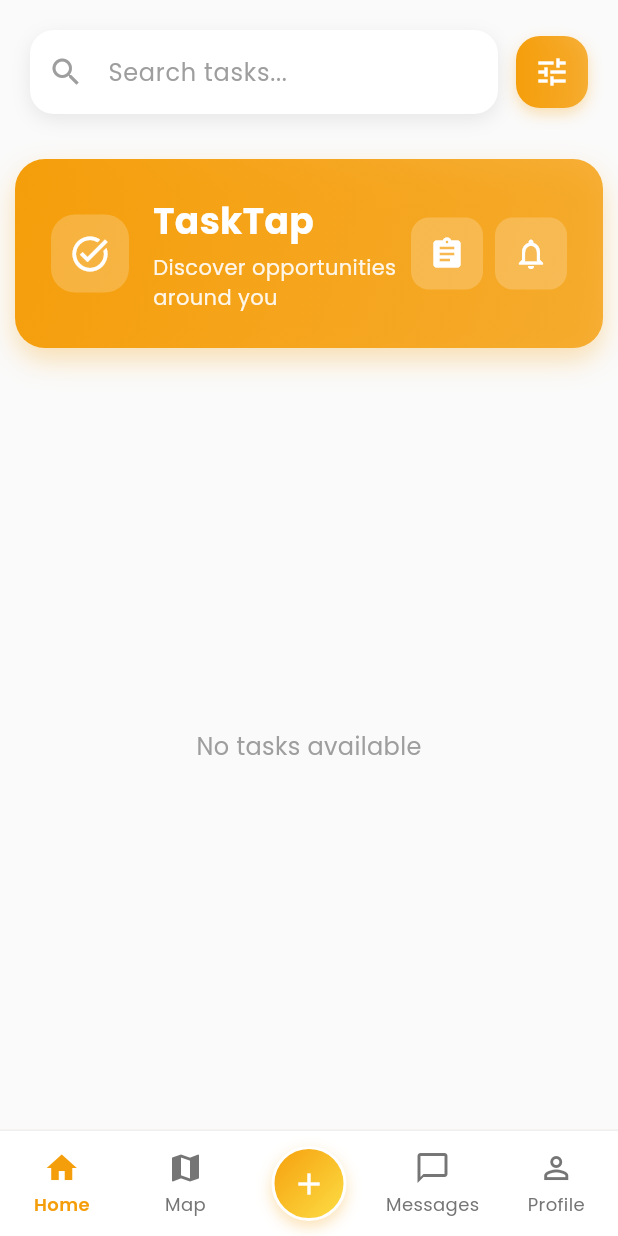
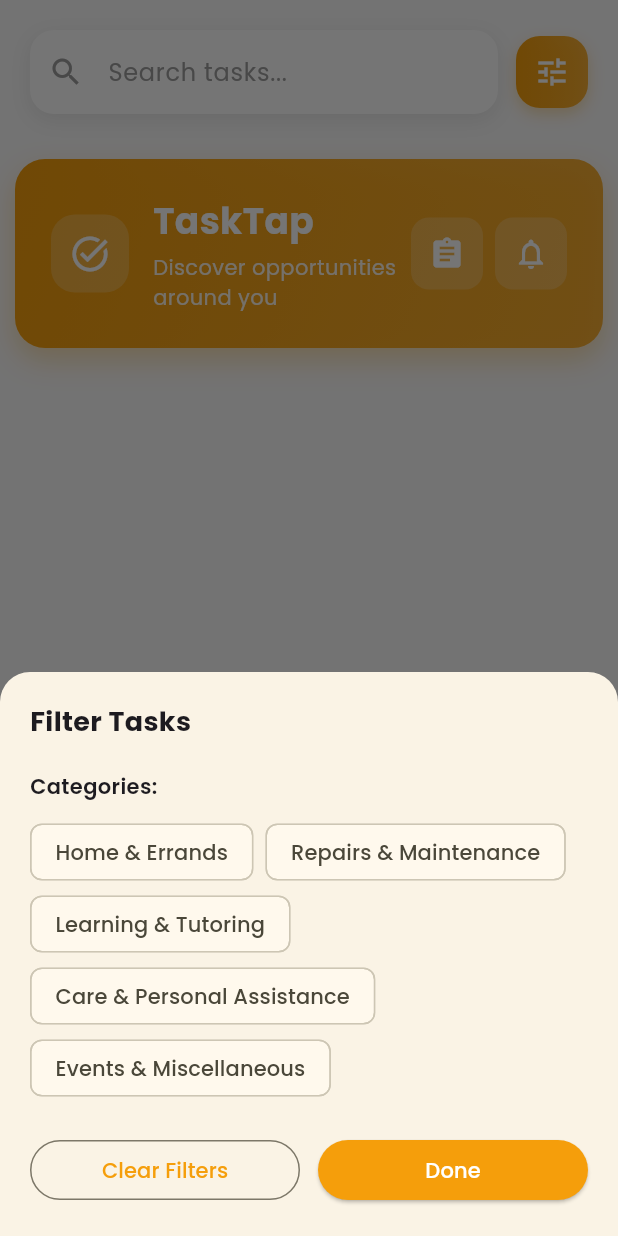
Before and after one commit to whilmarbitoco/tasktap, a Flutter app: the screen it shows once a user with an empty profile is signed in, after a tap on the "tune" icon, on a phone screen of 412 x 824 dp. Run offline on Flutter 3.47's test engine with Material 3 defaults, Android fonts, the phone set to English and light mode, and no system bars; our stand-ins replace firebase_auth, firebase_core, firebase_database, flutter_dotenv, flutter_map, geocoding and 4 more; accounts and stored records are empty; network calls fail.

```diff
--- a/lib/main.dart
+++ b/lib/main.dart
@@ -9,8 +9,10 @@ import 'widgets/main_layout.dart';
 import 'widgets/error_screen.dart';
 import 'repositories/task_repository.dart';
 import 'repositories/user_repository.dart';
+import 'repositories/message_repository.dart';
 import 'viewmodels/home_viewmodel.dart';
 import 'viewmodels/profile_viewmodel.dart';
+import 'viewmodels/messages_viewmodel.dart';
 
 void main() async {
   WidgetsFlutterBinding.ensureInitialized();
@@ -43,6 +45,9 @@ class TaskTapApp extends StatelessWidget {
         Provider<TaskRepository>(
           create: (_) => FirebaseTaskRepository(),
         ),
+        Provider<MessageRepository>(
+          create: (_) => FirebaseMessageRepository(),
+        ),
         ChangeNotifierProvider<HomeViewModel>(
           create: (context) => HomeViewModel(
             context.read<TaskRepository>(),
@@ -51,6 +56,9 @@ class TaskTapApp extends StatelessWidget {
         ),
         ChangeNotifierProvider<ProfileViewModel>(
           create: (context) => ProfileViewModel(context.read<UserRepository>()),
+        ),
+        ChangeNotifierProvider<MessagesViewModel>(
+          create: (context) => MessagesViewModel(context.read<MessageRepository>()),
         ),
       ],
       child: MaterialApp(
--- /dev/null
+++ b/lib/models/conversation.dart
@@ -0,0 +1,47 @@
+class Conversation {
+  final String id;
+  final String taskId;
+  final String otherUserId;
+  final String otherUserName;
+  final String taskTitle;
+  final String lastMessage;
+  final DateTime lastMessageTime;
+  final bool hasUnreadMessages;
+
+  Conversation({
+    required this.id,
+    required this.taskId,
+    required this.otherUserId,
+    required this.otherUserName,
+    required this.taskTitle,
+    required this.lastMessage,
+    required this.lastMessageTime,
+    required this.hasUnreadMessages,
+  });
+
+  Map<String, dynamic> toJson() {
+    return {
+      'id': id,
+      'taskId': taskId,
+      'otherUserId': otherUserId,
+      'otherUserName': otherUserName,
+      'taskTitle': taskTitle,
+      'lastMessage': lastMessage,
+      'lastMessageTime': lastMessageTime.millisecondsSinceEpoch,
+      'hasUnreadMessages': hasUnreadMessages,
+    };
+  }
+
+  factory Conversation.fromJson(Map<String, dynamic> json) {
+    return Conversation(
+      id: json['id'] ?? '',
+      taskId: json['taskId'] ?? '',
+      otherUserId: json['otherUserId'] ?? '',
+      otherUserName: json['otherUserName'] ?? '',
+      taskTitle: json['taskTitle'] ?? '',
+      lastMessage: json['lastMessage'] ?? '',
+      lastMessageTime: DateTime.fromMillisecondsSinceEpoch(json['lastMessageTime'] ?? 0),
+      hasUnreadMessages: json['hasUnreadMessages'] ?? false,
+    );
+  }
+}
--- /dev/null
+++ b/lib/repositories/message_repository.dart
@@ -0,0 +1,113 @@
+import 'package:firebase_database/firebase_database.dart';
+import '../models/conversation.dart';
+import '../models/message.dart';
+
+abstract class MessageRepository {
+  Future<List<Conversation>> getUserConversations(String userId);
+  Future<List<Message>> getTaskMessages(String taskId);
+  Future<void> sendMessage(Message message);
+}
+
+class FirebaseMessageRepository implements MessageRepository {
+  final DatabaseReference _conversationsRef = FirebaseDatabase.instance.ref().child('conversations');
+  final DatabaseReference _messagesRef = FirebaseDatabase.instance.ref().child('messages');
+
+  @override
+  Future<List<Conversation>> getUserConversations(String userId) async {
+    try {
+      final snapshot = await _conversationsRef.orderByChild('userId').equalTo(userId).get();
+      if (snapshot.exists) {
+        final data = snapshot.value;
+        if (data is Map) {
+          return data.values
+              .map((convData) => Conversation.fromJson(Map<String, dynamic>.from(convData)))
+              .toList();
+        }
+      }
+    } catch (e) {
+      // Handle error
+    }
+
+    // Return sample data as fallback
+    return [
+      Conversation(
+        id: 'conv_1',
+        taskId: '1',
+        otherUserId: 'sample_user_1',
+        otherUserName: 'Maria Santos',
+        taskTitle: 'Grocery Shopping',
+        lastMessage: 'Hi! Is the grocery task still available?',
+        lastMessageTime: DateTime.now().subtract(const Duration(minutes: 2)),
+        hasUnreadMessages: true,
+      ),
+      Conversation(
+        id: 'conv_2',
+        taskId: '2',
+        otherUserId: 'sample_user_2',
+        otherUserName: 'John Dela Cruz',
+        taskTitle: 'House Cleaning',
+        lastMessage: 'Thank you for completing the cleaning task!',
+        lastMessageTime: DateTime.now().subtract(const Duration(hours: 1)),
+        hasUnreadMessages: false,
+      ),
+      Conversation(
+        id: 'conv_3',
+        taskId: '3',
+        otherUserId: 'sample_user_3',
+        otherUserName: 'Ana Reyes',
+        taskTitle: 'Math Tutoring',
+        lastMessage: 'When can we schedule the tutoring session?',
+        lastMessageTime: DateTime.now().subtract(const Duration(hours: 3)),
+        hasUnreadMessages: true,
+      ),
+    ];
+  }
+
+  @override
+  Future<List<Message>> getTaskMessages(String taskId) async {
+    try {
+      final snapshot = await _messagesRef.orderByChild('taskId').equalTo(taskId).get();
+      if (snapshot.exists) {
+        final data = snapshot.value;
+        if (data is Map) {
+          return data.values
+              .map((msgData) => Message.fromJson(Map<String, dynamic>.from(msgData)))
+              .toList()
+            ..sort((a, b) => a.time.compareTo(b.time));
+        }
+      }
+    } catch (e) {
+      // Handle error
+    }
+
+    // Return sample messages as fallback
+    return [
+      Message(
+        id: '1',
+        text: 'Hi! Is the task still available?',
+        isMe: false,
+        time: DateTime.now().subtract(const Duration(minutes: 5)),
+      ),
+      Message(
+        id: '2',
+        text: 'Yes, it\'s still available! Are you interested?',
+        isMe: true,
+        time: DateTime.now().subtract(const Duration(minutes: 3)),
+      ),
+      Message(
+        id: '3',
+        text: 'Great! When would you like me to start?',
+        isMe: false,
+        time: DateTime.now().subtract(const Duration(minutes: 2)),
+      ),
+    ];
+  }
+
+  @override
+  Future<void> sendMessage(Message message) async {
+    await _messagesRef.child(message.id).set({
+      ...message.toJson(),
+      'taskId': message.id.split('_')[0], // Extract taskId from message id
+    });
+  }
+}
--- /dev/null
+++ b/lib/viewmodels/messages_viewmodel.dart
@@ -0,0 +1,49 @@
+import 'package:flutter/material.dart';
+import '../models/conversation.dart';
+import '../repositories/message_repository.dart';
+
+class MessagesViewModel extends ChangeNotifier {
+  final MessageRepository _messageRepository;
+  List<Conversation> _conversations = [];
+  bool _isLoading = false;
+
+  MessagesViewModel(this._messageRepository) {
+    _loadConversations();
+  }
+
+  List<Conversation> get conversations => _conversations;
+  bool get isLoading => _isLoading;
+
+  Future<void> _loadConversations() async {
+    _isLoading = true;
+    notifyListeners();
+
+    try {
+      _conversations = await _messageRepository.getUserConversations('current_user');
+    } catch (e) {
+      _conversations = [];
+    }
+
+    _isLoading = false;
+    notifyListeners();
+  }
+
+  Future<void> refreshConversations() async {
+    await _loadConversations();
+  }
+
+  String formatTime(DateTime time) {
+    final now = DateTime.now();
+    final difference = now.difference(time);
+
+    if (difference.inDays > 0) {
+      return '${difference.inDays}d ago';
+    } else if (difference.inHours > 0) {
+      return '${difference.inHours}h ago';
+    } else if (difference.inMinutes > 0) {
+      return '${difference.inMinutes}m ago';
+    } else {
+      return 'Just now';
+    }
+  }
+}
--- a/lib/views/chat_page.dart
+++ b/lib/views/chat_page.dart
@@ -1,5 +1,7 @@
 import 'package:flutter/material.dart';
+import 'package:provider/provider.dart';
 import '../viewmodels/chat_viewmodel.dart';
+import '../repositories/message_repository.dart';
 
 class ChatPage extends StatefulWidget {
   final String taskId;
@@ -22,6 +24,7 @@ class _ChatPageState extends State<ChatPage> {
     super.initState();
     _viewModel = ChatViewModel(
       taskId: widget.taskId,
+      messageRepository: context.read<MessageRepository>(),
     );
     _viewModel.addListener(_onViewModelChanged);
   }
--- a/lib/views/home_page.dart
+++ b/lib/views/home_page.dart
@@ -196,7 +196,9 @@ class _HomePageState extends State<HomePage> {
             ),
             child: IconButton(
               icon: const Icon(Icons.tune, color: Colors.white),
-              onPressed: () {},
+              onPressed: () {
+                _showFilterDialog(context);
+              },
             ),
           ),
         ],
@@ -406,4 +408,68 @@ class _HomePageState extends State<HomePage> {
     );
   }
 
+  void _showFilterDialog(BuildContext context) {
+    showModalBottomSheet(
+      context: context,
+      shape: const RoundedRectangleBorder(
+        borderRadius: BorderRadius.vertical(top: Radius.circular(20)),
+      ),
+      builder: (context) => Container(
+        padding: const EdgeInsets.all(20),
+        child: Column(
+          mainAxisSize: MainAxisSize.min,
+          crossAxisAlignment: CrossAxisAlignment.start,
+          children: [
+            const Text(
+              'Filter Tasks',
+              style: TextStyle(fontSize: 18, fontWeight: FontWeight.bold),
+            ),
+            const SizedBox(height: 20),
+            const Text('Categories:', style: TextStyle(fontWeight: FontWeight.w600)),
+            const SizedBox(height: 10),
+            Wrap(
+              spacing: 8,
+              children: HomeViewModel.categories.map((category) {
+                return FilterChip(
+                  label: Text(category),
+                  selected: false,
+                  onSelected: (selected) {
+                    if (selected) {
+                      context.read<HomeViewModel>().searchTasks(category);
+                      Navigator.pop(context);
+                    }
+                  },
+                );
+              }).toList(),
+            ),
+            const SizedBox(height: 20),
+            Row(
+              children: [
+                Expanded(
+                  child: OutlinedButton(
+                    onPressed: () {
+                      context.read<HomeViewModel>().searchTasks('');
+                      Navigator.pop(context);
+                    },
+                    child: const Text('Clear Filters'),
+                  ),
+                ),
+                const SizedBox(width: 12),
+                Expanded(
+                  child: ElevatedButton(
+                    onPressed: () => Navigator.pop(context),
+                    style: ElevatedButton.styleFrom(
+                      backgroundColor: const Color(0xFFF59E0B),
+                    ),
+                    child: const Text('Done', style: TextStyle(color: Colors.white)),
+                  ),
+                ),
+              ],
+            ),
+          ],
+        ),
+      ),
+    );
+  }
+
 }
--- a/lib/views/messages_page.dart
+++ b/lib/views/messages_page.dart
@@ -1,4 +1,6 @@
 import 'package:flutter/material.dart';
+import 'package:provider/provider.dart';
+import '../viewmodels/messages_viewmodel.dart';
 import 'chat_page.dart';
 
 class MessagesPage extends StatelessWidget {
@@ -44,51 +46,44 @@ class MessagesPage extends StatelessWidget {
   }
 
   Widget _buildMessagesList() {
-    final messages = [
-      {
-        'name': 'Maria Santos',
-        'message': 'Hi! Is the grocery task still available?',
-        'time': '2m ago',
-        'avatar': 'M',
-        'unread': true,
-        'taskTitle': 'Grocery Shopping',
-      },
-      {
-        'name': 'John Dela Cruz',
-        'message': 'Thank you for completing the cleaning task!',
-        'time': '1h ago',
-        'avatar': 'J',
-        'unread': false,
-        'taskTitle': 'House Cleaning',
-      },
-      {
-        'name': 'Ana Reyes',
-        'message': 'When can we schedule the tutoring session?',
-        'time': '3h ago',
-        'avatar': 'A',
-        'unread': true,
-        'taskTitle': 'Math Tutoring',
-      },
-    ];
+    return Consumer<MessagesViewModel>(
+      builder: (context, viewModel, child) {
+        if (viewModel.isLoading) {
+          return const Center(child: CircularProgressIndicator());
+        }
 
-    return ListView.builder(
-      padding: const EdgeInsets.symmetric(horizontal: 20),
-      itemCount: messages.length,
-      itemBuilder: (context, index) {
-        final message = messages[index];
-        return _buildMessageItem(context, message, index);
+        if (viewModel.conversations.isEmpty) {
+          return const Center(
+            child: Text(
+              'No conversations yet',
+              style: TextStyle(fontSize: 16, color: Colors.grey),
+            ),
+          );
+        }
+
+        return RefreshIndicator(
+          onRefresh: () => viewModel.refreshConversations(),
+          child: ListView.builder(
+            padding: const EdgeInsets.symmetric(horizontal: 20),
+            itemCount: viewModel.conversations.length,
+            itemBuilder: (context, index) {
+              final conversation = viewModel.conversations[index];
+              return _buildMessageItem(context, conversation, viewModel);
+            },
+          ),
+        );
       },
     );
   }
 
-  Widget _buildMessageItem(BuildContext context, Map<String, dynamic> message, int index) {
+  Widget _buildMessageItem(BuildContext context, conversation, MessagesViewModel viewModel) {
     return GestureDetector(
       onTap: () {
         Navigator.push(
           context,
           MaterialPageRoute(
             builder: (context) => ChatPage(
-              taskId: 'task_${index + 1}',
+              taskId: conversation.taskId,
             ),
           ),
         );
@@ -114,7 +109,7 @@ class MessagesPage extends StatelessWidget {
               ),
               child: Center(
                 child: Text(
-                  message['avatar'],
+                  conversation.otherUserName[0].toUpperCase(),
                   style: const TextStyle(
                     color: Colors.white,
                     fontWeight: FontWeight.bold,
@@ -131,7 +126,7 @@ class MessagesPage extends StatelessWidget {
                   Row(
                     children: [
                       Text(
-                        message['name'],
+                        conversation.otherUserName,
                         style: const TextStyle(
                           fontWeight: FontWeight.bold,
                           fontSize: 16,
@@ -139,23 +134,23 @@ class MessagesPage extends StatelessWidget {
                       ),
                       const Spacer(),
                       Text(
-                        message['time'],
+                        viewModel.formatTime(conversation.lastMessageTime),
                         style: TextStyle(color: Colors.grey[600], fontSize: 12),
                       ),
                     ],
                   ),
                   const SizedBox(height: 2),
                   Text(
-                    message['taskTitle'],
-                    style: TextStyle(
-                      color: const Color(0xFFF59E0B),
+                    conversation.taskTitle,
+                    style: const TextStyle(
+                      color: Color(0xFFF59E0B),
                       fontSize: 12,
                       fontWeight: FontWeight.w500,
                     ),
                   ),
                   const SizedBox(height: 4),
                   Text(
-                    message['message'],
+                    conversation.lastMessage,
                     style: TextStyle(color: Colors.grey[700], fontSize: 14),
                     maxLines: 2,
                     overflow: TextOverflow.ellipsis,
@@ -163,7 +158,7 @@ class MessagesPage extends StatelessWidget {
                 ],
               ),
             ),
-            if (message['unread'])
+            if (conversation.hasUnreadMessages)
               Container(
                 width: 8,
                 height: 8,
```
Also changed, not shown: lib/models/message.dart (+18 -0 lines), lib/viewmodels/chat_viewmodel.dart (+29 -24 lines), lib/views/task_detail_page.dart (+23 -1 lines).
